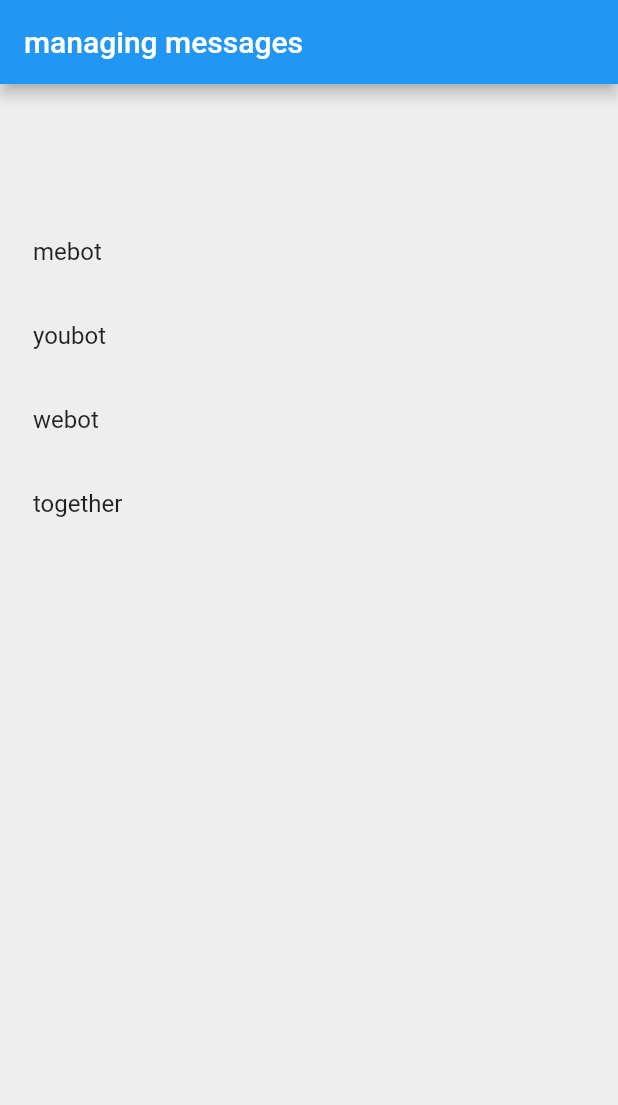
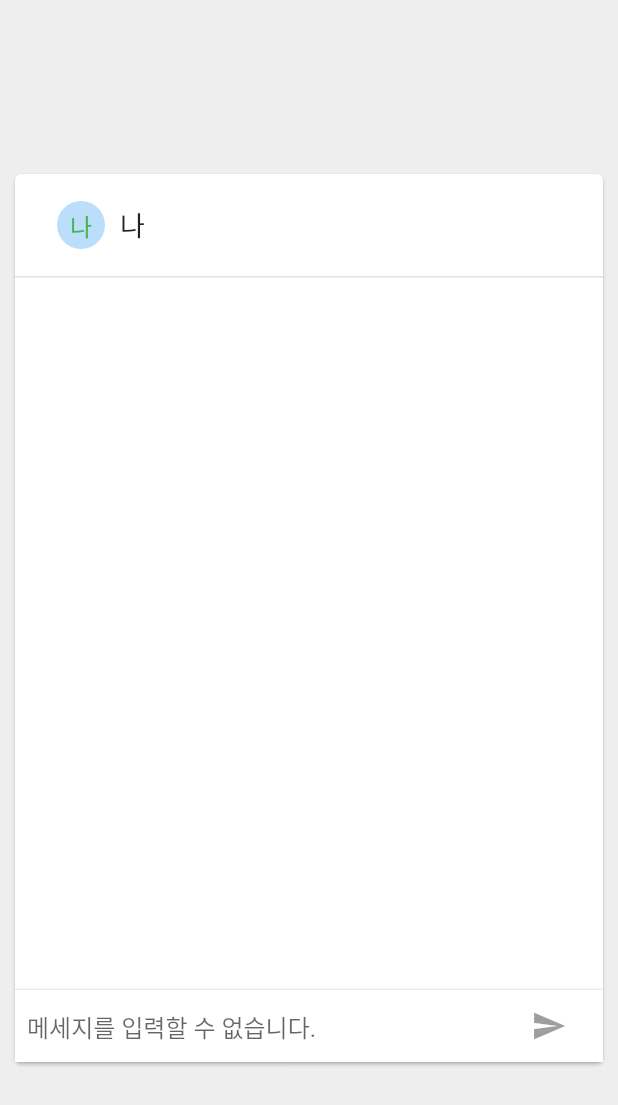
Before and after one commit to jdrae/alfo, a Flutter app: the screen it shows after launch, on a phone screen of 412 x 824 dp. Shown: the top 1105 px of the screen. Run offline on Flutter 3.47's test engine with Material 2 defaults, Android fonts, the phone set to English and light mode, and no system bars; our stand-ins replace cloud_firestore, random_string; accounts and stored records are empty.

Commit message:
add intro page - timer

```diff
--- /dev/null
+++ b/lib/intro.dart
@@ -0,0 +1,140 @@
+import 'package:flutter/material.dart';
+import 'package:chatbot/widget/bubble.dart';
+import 'package:cloud_firestore/cloud_firestore.dart';
+import 'package:chatbot/widget/header.dart';
+import 'dart:async';
+class Intro extends StatefulWidget {
+
+  @override
+  _IntroState createState() => _IntroState();
+}
+
+class _IntroState extends State<Intro> with TickerProviderStateMixin {
+  FirebaseFirestore firestore = FirebaseFirestore.instance;
+
+  final List<Bubble> _messages = [];
+  int cnt = -1; int size = 0;
+
+  @override
+  void dispose() {
+    for (Bubble message in _messages) {
+      message.animationController.dispose();
+    }
+   super.dispose();
+  }
+
+  @override
+  void initState(){
+    super.initState();
+    if(size == 0){ this.getMsgSize();}
+  }
+
+  Bubble makeBubble(String name, String text, bool isMe){
+    return Bubble(
+          name: name,
+          text: text,
+          animationController: AnimationController(
+            duration: Duration(milliseconds: 400),
+            vsync: this,
+          ),
+          isMe: isMe
+        );
+  }
+
+
+  void _answer(){
+    if(cnt == -1) return;
+    firestore.collection("mebot")
+    .orderBy('id').get()
+    .then((querySnapshot) {
+
+      var doc = querySnapshot.docs[cnt];
+      Bubble rmsg = this.makeBubble("나",doc.get('msg'), false);
+      int sec = doc.get('msg').toString().length * 120; // 글자 길이에 따라 답장 속도
+      if(sec > 2500) sec = 2500; //최대 속도 3초
+
+      Timer(Duration(milliseconds: sec),(){
+        setState(() {
+          _messages.insert(0,rmsg);
+        });
+        rmsg.animationController.forward();
+
+        cnt += 1;
+        if(cnt<size) this._answer();
+      });
+    });
+  }
+
+  void getMsgSize(){
+    firestore.collection("mebot")
+    .get().then((snap) {
+      size = snap.size;
+    });
+    cnt = 0;
+    this._answer();
+  }
+
+
+  Widget _buildTextComposer() {
+    return IconTheme(
+      data: IconThemeData(color: Colors.black87),
+      child: Container(
+      margin: EdgeInsets.symmetric(horizontal: 8.0),
+      child: Row(
+        children: [
+          Flexible(
+            child: TextField(
+              readOnly: true,
+              decoration:  InputDecoration.collapsed(hintText: '메세지를 입력할 수 없습니다.'),
+              ),
+            ),
+          Container(
+            margin: EdgeInsets.symmetric(horizontal: 4.0),
+            child: IconButton(
+              icon: const Icon(Icons.send),
+              onPressed:  null,
+            ),
+          )
+        ]
+      )
+    ));
+  }
+
+  @override
+  Widget build(BuildContext context){
+    return Scaffold(
+      backgroundColor: Colors.grey[200],
+      body: Center(
+        child: SizedBox(
+          width: 400,
+          height: 600,
+          child: Card(
+            child:
+              Column(
+                children: [
+                  Header("나"),
+                  Flexible(
+                    child: ListView.builder(
+                      padding: EdgeInsets.all(8.0),
+                      reverse:true,
+                      itemBuilder: (_,int index) => _messages[index],
+                      itemCount: _messages.length,
+                    ),
+                  ),
+                  Divider(height: 1.0),
+                  Container(
+                    decoration: BoxDecoration(
+                      color: Theme.of(context).cardColor
+                    ),
+                    child: _buildTextComposer(),
+                  )
+                ],
+              ),
+          ),
+        ),
+      ),
+    );
+
+  }
+
+}
--- a/lib/main.dart
+++ b/lib/main.dart
@@ -1,5 +1,6 @@
 import 'package:flutter/material.dart';
 import 'chatscreenbuild.dart';
+import 'intro.dart';
 import 'screen/manage.dart';
 
 void main() => runApp(ChatApp());
@@ -8,8 +9,9 @@ class ChatApp extends StatelessWidget {
   @override
   Widget build(BuildContext context) {
     return MaterialApp(
-      initialRoute: '/manage',
+      initialRoute: '/',
       routes: {
+        '/': (context) => Intro(),
         '/we': (context) => ChatBuilder('webot', '우리'),
         '/you': (context) => ChatBuilder('youbot', '너'),
         '/me': (context) => ChatBuilder('mebot', '나'),
--- a/lib/widget/bubble.dart
+++ b/lib/widget/bubble.dart
@@ -48,15 +48,16 @@ class Bubble extends StatelessWidget{
       child: Container(
         alignment: Alignment.topLeft,
         child: Row(
+          mainAxisSize: MainAxisSize.min,
         children: <Widget>[
           Container(
             margin: const EdgeInsets.only(right: 8),
             child: CircleAvatar(child: Text(name[0]), radius: 16, foregroundColor: Colors.green,),
           ),
           Container(
-            child: Container(
             constraints: BoxConstraints(
-                maxWidth: MediaQuery.of(context).size.width * 0.60, //TODO: 데스크탑에서 깨짐
+              maxWidth: 300,
+              //maxWidth: MediaQuery.of(context).size.width * 0.60, //TODO: 데스크탑에서 깨짐
             ),
             padding: EdgeInsets.fromLTRB(10,7,10,7),
             margin: EdgeInsets.symmetric(vertical: 5),
@@ -72,7 +73,6 @@ class Bubble extends StatelessWidget{
               ),
             ),
           ),
-          ),
         ],
       )
       )
--- a/lib/widget/header.dart
+++ b/lib/widget/header.dart
@@ -14,10 +14,11 @@ class Header extends StatelessWidget {
           bottom: BorderSide(width: 1.0, color: Colors.black12),
         ),
       ),
-      padding: const EdgeInsets.all(8),
+      padding: const EdgeInsets.all(18),
       child: Row(
         mainAxisAlignment: MainAxisAlignment.start,
         children: <Widget>[
+          /*
           IconButton(
             alignment: Alignment.center,
             icon: Icon(Icons.arrow_back, color: Colors.black12),
@@ -25,6 +26,7 @@ class Header extends StatelessWidget {
 
             },
           ),
+          */
           Container(
             margin: EdgeInsets.symmetric(horizontal: 10),
             child: CircleAvatar(
```
Lines whose indentation alone changed are shown as unchanged.
